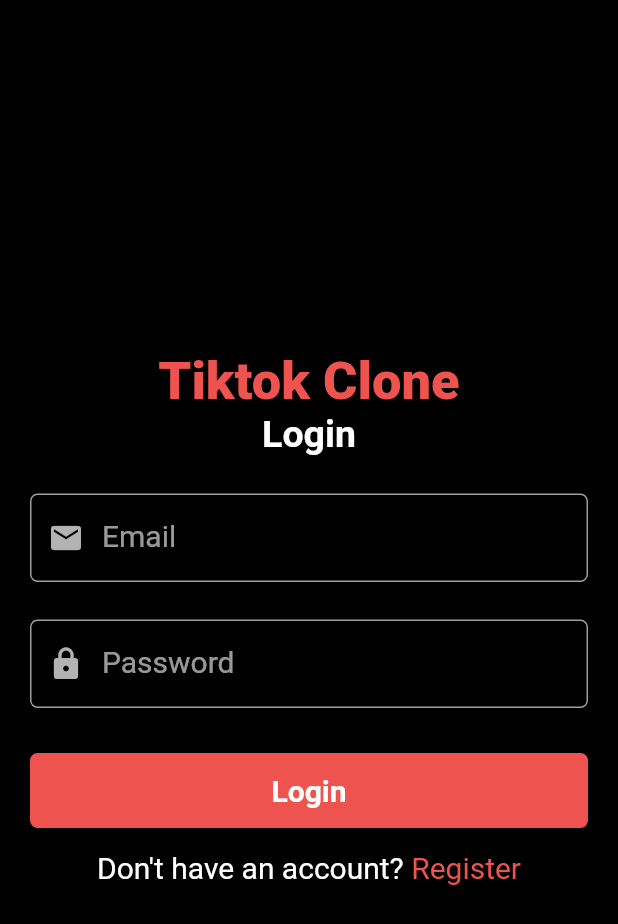
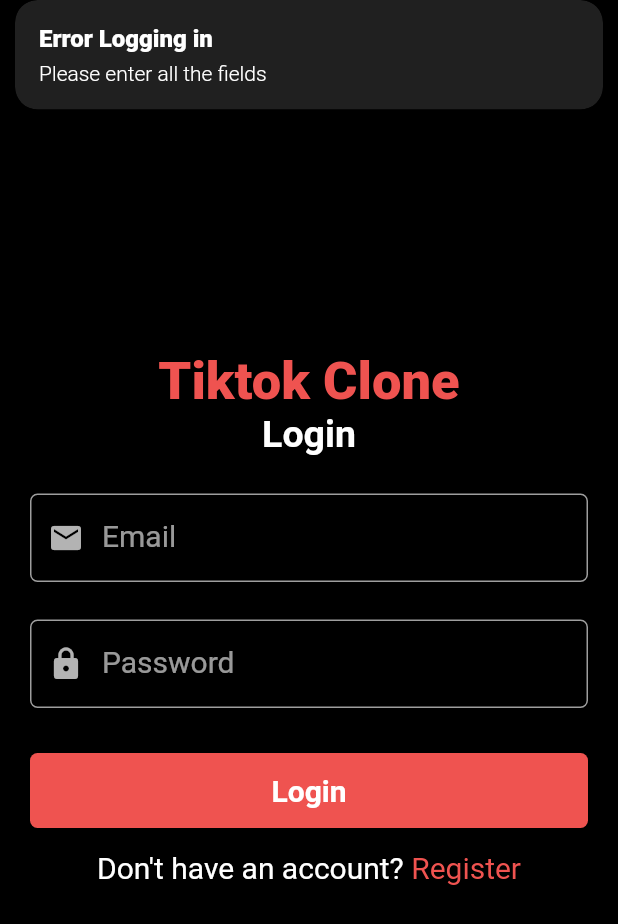
Before and after one commit to Bepo0328/tiktok_app, a Flutter app: the LoginScreen screen opened directly, after a tap on "Login", on a phone screen of 412 x 824 dp. Shown: the top 924 px of the screen. Run offline on Flutter 3.47's test engine with Material 2 defaults, Android fonts, the phone set to English and light mode, and no system bars; our stand-ins replace cloud_firestore, firebase_auth, firebase_core, firebase_storage, get, image_picker; accounts and stored records are empty.

Commit message:
TiktokApp: Login & Sing Up - Firebase Auth

```diff
--- a/lib/constants.dart
+++ b/lib/constants.dart
@@ -2,6 +2,7 @@ import 'package:cloud_firestore/cloud_firestore.dart';
 import 'package:firebase_auth/firebase_auth.dart';
 import 'package:firebase_storage/firebase_storage.dart';
 import 'package:flutter/material.dart';
+import 'package:tiktok_app/controllers/auth_controller.dart';
 
 // Colors
 const backgroundColor = Colors.black;
@@ -12,3 +13,6 @@ const borderColor = Colors.grey;
 var firebaseAuth = FirebaseAuth.instance;
 var firebaseStorage = FirebaseStorage.instance;
 var firestore = FirebaseFirestore.instance;
+
+// Controller
+var authController = AuthController.instance;
--- a/lib/controllers/auth_controller.dart
+++ b/lib/controllers/auth_controller.dart
@@ -1,10 +1,30 @@
 import 'dart:io';
 import 'package:firebase_auth/firebase_auth.dart';
 import 'package:firebase_storage/firebase_storage.dart';
+import 'package:flutter/cupertino.dart';
 import 'package:get/get.dart';
+import 'package:image_picker/image_picker.dart';
 import 'package:tiktok_app/constants.dart';
+import 'package:tiktok_app/models/user.dart' as model;
 
 class AuthController extends GetxController {
+  static AuthController instance = Get.find();
+  late Rx<File?> _pickImage;
+  File? get profilePhoto => _pickImage.value;
+
+  void pickImage() async {
+    final pickedImage = await ImagePicker().pickImage(
+      source: ImageSource.gallery,
+    );
+    if (pickedImage != null) {
+      Get.snackbar(
+        'Profile Picture',
+        'You have successfully selected your profile picture!',
+      );
+    }
+    _pickImage = Rx<File?>(File(pickedImage!.path));
+  }
+
   // upload to firebase storage
   Future<String> _uploadToStorage(File image) async {
     Reference ref = firebaseStorage
@@ -32,6 +52,22 @@ class AuthController extends GetxController {
           password: password,
         );
         String downloadUrl = await _uploadToStorage(image);
+        model.User user = model.User(
+          name: username,
+          profilePhoto: downloadUrl,
+          email: email,
+          uid: cred.user!.uid,
+        );
+
+        await firestore
+            .collection('users')
+            .doc(cred.user!.uid)
+            .set(user.toJson());
+      } else {
+        Get.snackbar(
+          'Error Creating Account',
+          'Please enter all the fields',
+        );
       }
     } catch (err) {
       Get.snackbar(
@@ -40,4 +76,26 @@ class AuthController extends GetxController {
       );
     }
   }
+
+  void loginUser(String email, String password) async {
+    try {
+      if (email.isNotEmpty && password.isNotEmpty) {
+        await firebaseAuth.signInWithEmailAndPassword(
+          email: email,
+          password: password,
+        );
+        debugPrint('Login success');
+      } else {
+        Get.snackbar(
+          'Error Logging in',
+          'Please enter all the fields',
+        );
+      }
+    } catch (err) {
+      Get.snackbar(
+        'Error Logging in',
+        err.toString(),
+      );
+    }
+  }
 }
--- a/lib/main.dart
+++ b/lib/main.dart
@@ -4,6 +4,7 @@ import 'package:flutter/material.dart';
 import 'package:get/get.dart';
 import 'package:tiktok_app/constants.dart';
 import 'package:tiktok_app/controllers/auth_controller.dart';
+import 'package:tiktok_app/views/screens/auth/login_screen.dart';
 import 'package:tiktok_app/views/screens/auth/sign_up_screen.dart';
 
 void main() async {
@@ -39,7 +40,7 @@ class MyApp extends StatelessWidget {
       theme: ThemeData.dark().copyWith(
         scaffoldBackgroundColor: backgroundColor,
       ),
-      home: SignUpScreen(),
+      home: LoginScreen(),
     );
   }
 }
--- /dev/null
+++ b/lib/models/user.dart
@@ -0,0 +1,32 @@
+import 'package:cloud_firestore/cloud_firestore.dart';
+
+class User {
+  String name;
+  String profilePhoto;
+  String email;
+  String uid;
+
+  User({
+    required this.name,
+    required this.profilePhoto,
+    required this.email,
+    required this.uid,
+  });
+
+  Map<String, dynamic> toJson() => {
+        'name': name,
+        'profilePhoto': profilePhoto,
+        'email': email,
+        'uid': uid,
+      };
+
+  static User fromSnap(DocumentSnapshot snap) {
+    var snapshot = snap.data() as dynamic;
+    return User(
+      name: snapshot['name'],
+      profilePhoto: snapshot['profilePhoto'],
+      email: snapshot['email'],
+      uid: snapshot['uid'],
+    );
+  }
+}
--- a/lib/views/screens/auth/login_screen.dart
+++ b/lib/views/screens/auth/login_screen.dart
@@ -49,6 +49,7 @@ class LoginScreen extends StatelessWidget {
                 controller: _passwordController,
                 labelText: 'Password',
                 icon: Icons.lock,
+                isObscure: true,
               ),
             ),
             const SizedBox(height: 30),
@@ -62,9 +63,10 @@ class LoginScreen extends StatelessWidget {
                 ),
               ),
               child: InkWell(
-                onTap: () {
-                  debugPrint('Login User');
-                },
+                onTap: () => authController.loginUser(
+                  _emailController.text,
+                  _passwordController.text,
+                ),
                 child: const Center(
                   child: Text(
                     'Login',
--- a/pubspec.yaml
+++ b/pubspec.yaml
@@ -35,6 +35,7 @@ dependencies:
   flutter:
     sdk: flutter
   get: ^4.6.1
+  image_picker: ^0.8.4+10
 
 dev_dependencies:
   flutter_lints: ^1.0.0
```
Also changed, not shown: lib/views/screens/auth/sign_up_screen.dart (+7 -6 lines), pubspec.lock.
